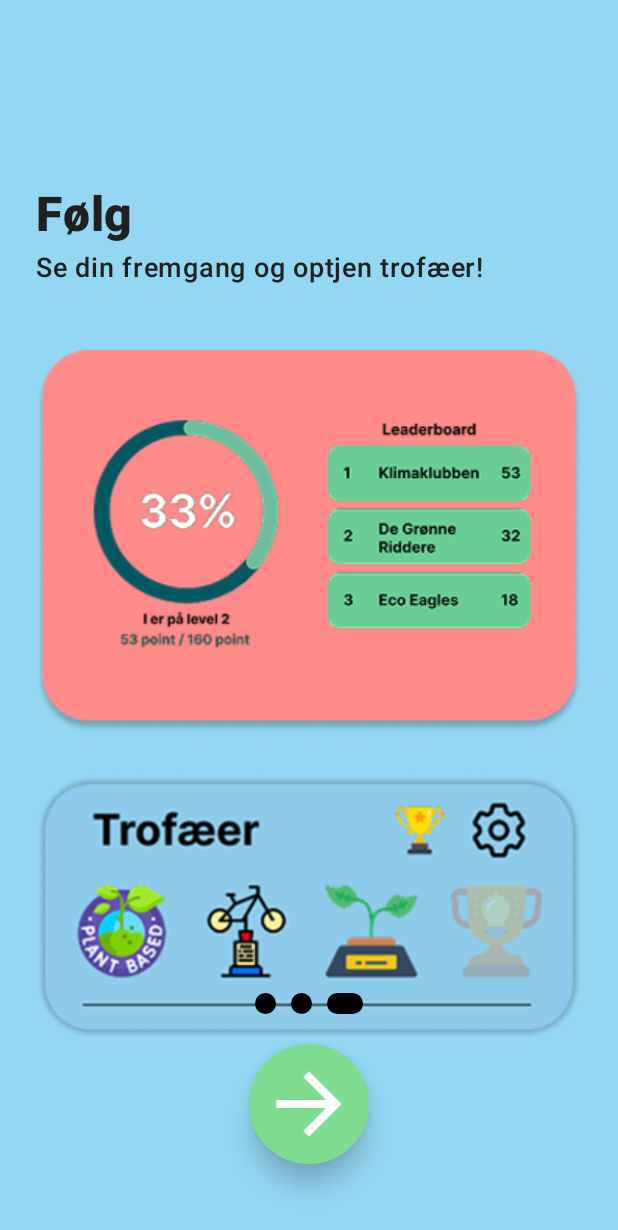
After one commit to njgroenbech/Klimaapplikation, an Android app built with Jetpack Compose: the composable IntroScreen3Content shown on its own in the app's theme, on a phone screen of 412 x 824 dp. The commit adds this screen. Shown: the top 1230 px of the screen. Run offline under Robolectric (Android 15) with nearby library versions, the phone set to English and light mode, and no system bars.

Commit message:
Intro screen 3 done with correct architecture

```diff
--- /dev/null
+++ b/app/src/main/java/com/example/klimaaktion/view/introscreen3/IntroScreen3Content.kt
@@ -0,0 +1,68 @@
+package com.example.klimaaktion.view.introscreen3.components
+
+import androidx.compose.foundation.background
+import androidx.compose.foundation.layout.*
+import androidx.compose.material3.Text
+import androidx.compose.runtime.Composable
+import androidx.compose.ui.Alignment
+import androidx.compose.ui.Modifier
+import androidx.compose.ui.graphics.Color
+import androidx.compose.ui.text.font.FontWeight
+import androidx.compose.ui.unit.dp
+import androidx.compose.ui.unit.sp
+import androidx.navigation.NavController
+
+// Skrevet af Jacob
+@Composable
+fun IntroScreen3Content(navController: NavController) {
+    Box(
+        modifier = Modifier
+            .fillMaxSize()
+            .background(Color(0xFF94D7F2))
+            .padding(24.dp)
+    ) {
+        Column(
+            modifier = Modifier
+                .fillMaxWidth()
+                .align(Alignment.TopCenter),
+            horizontalAlignment = Alignment.Start
+        ) {
+            Spacer(modifier = Modifier.height(100.dp))
+
+            Text(
+                text = "Følg",
+                fontSize = 32.sp,
+                fontWeight = FontWeight.ExtraBold,
+                color = Color(0xFF202020)
+            )
+
+            Spacer(modifier = Modifier.height(4.dp))
+
+            Text(
+                text = "Se din fremgang og optjen trofæer!",
+                fontSize = 18.sp,
+                fontWeight = FontWeight.Medium,
+                color = Color(0xFF202020)
+            )
+
+            Spacer(modifier = Modifier.height(40.dp))
+
+            ProgressCard()
+
+            Spacer(modifier = Modifier.height(24.dp))
+
+            TrophyCard()
+        }
+
+        Column(
+            horizontalAlignment = Alignment.CenterHorizontally,
+            modifier = Modifier
+                .align(Alignment.BottomCenter)
+                .padding(bottom = 24.dp)
+        ) {
+            PageIndicator(currentPage = 2)
+            Spacer(modifier = Modifier.height(20.dp))
+            ForwardButton()
+        }
+    }
+}
--- /dev/null
+++ b/app/src/main/java/com/example/klimaaktion/view/introscreen3/components/ForwardButton.kt
@@ -0,0 +1,37 @@
+package com.example.klimaaktion.view.introscreen3.components
+
+import androidx.compose.foundation.background
+import androidx.compose.foundation.layout.*
+import androidx.compose.foundation.shape.CircleShape
+import androidx.compose.material.icons.Icons
+import androidx.compose.material.icons.automirrored.filled.ArrowForward
+import androidx.compose.material3.Icon
+import androidx.compose.runtime.Composable
+import androidx.compose.ui.Alignment
+import androidx.compose.ui.Modifier
+import androidx.compose.ui.draw.clip
+import androidx.compose.ui.draw.shadow
+import androidx.compose.ui.graphics.Color
+import androidx.compose.ui.unit.dp
+
+
+@Composable
+fun ForwardButton(
+    modifier: Modifier = Modifier
+) {
+    Box(
+        modifier = modifier
+            .size(80.dp)
+            .shadow(10.dp, CircleShape, clip = false)
+            .clip(CircleShape)
+            .background(Color(0xFF7EDC91)),
+        contentAlignment = Alignment.Center
+    ) {
+        Icon(
+            imageVector = Icons.AutoMirrored.Filled.ArrowForward,
+            contentDescription = "Videre",
+            tint = Color.White,
+            modifier = Modifier.size(65.dp)
+        )
+    }
+}
--- /dev/null
+++ b/app/src/main/java/com/example/klimaaktion/view/introscreen3/components/PageIndicator.kt
@@ -0,0 +1,31 @@
+package com.example.klimaaktion.view.introscreen3.components
+
+import androidx.compose.foundation.background
+import androidx.compose.foundation.layout.*
+import androidx.compose.foundation.shape.RoundedCornerShape
+import androidx.compose.runtime.Composable
+import androidx.compose.ui.Alignment
+import androidx.compose.ui.Modifier
+import androidx.compose.ui.draw.clip
+import androidx.compose.ui.graphics.Color
+import androidx.compose.ui.unit.dp
+
+@Composable
+fun PageIndicator(currentPage: Int = 0, totalPages: Int = 3) {
+    Row(
+        horizontalArrangement = Arrangement.Center,
+        verticalAlignment = Alignment.CenterVertically
+    ) {
+        repeat(totalPages) { index ->
+            val isSelected = index == currentPage
+            Box(
+                modifier = Modifier
+                    .width(if (isSelected) 24.dp else 14.dp)
+                    .height(14.dp)
+                    .clip(RoundedCornerShape(7.dp))
+                    .background(Color.Black)
+            )
+            if (index != totalPages - 1) Spacer(modifier = Modifier.width(10.dp))
+        }
+    }
+}
--- /dev/null
+++ b/app/src/main/java/com/example/klimaaktion/view/introscreen3/components/ProgressCard.kt
@@ -0,0 +1,20 @@
+package com.example.klimaaktion.view.introscreen3.components
+
+import androidx.compose.foundation.Image
+import androidx.compose.foundation.layout.*
+import androidx.compose.runtime.Composable
+import androidx.compose.ui.Modifier
+import androidx.compose.ui.res.painterResource
+import androidx.compose.ui.unit.dp
+import com.example.klimaaktion.R
+
+@Composable
+fun ProgressCard(modifier: Modifier = Modifier) {
+    Image(
+        painter = painterResource(id = R.drawable.intro_card),
+        contentDescription = "Progress box",
+        modifier = modifier
+            .fillMaxWidth()
+            .height(260.dp)
+    )
+}
--- /dev/null
+++ b/app/src/main/java/com/example/klimaaktion/view/introscreen3/components/TrophyCard.kt
@@ -0,0 +1,20 @@
+package com.example.klimaaktion.view.introscreen3.components
+
+import androidx.compose.foundation.Image
+import androidx.compose.foundation.layout.*
+import androidx.compose.runtime.Composable
+import androidx.compose.ui.Modifier
+import androidx.compose.ui.res.painterResource
+import androidx.compose.ui.unit.dp
+import com.example.klimaaktion.R
+
+@Composable
+fun TrophyCard(modifier: Modifier = Modifier) {
+    Image(
+        painter = painterResource(id = R.drawable.trophy),
+        contentDescription = "Trophies box",
+        modifier = modifier
+            .fillMaxWidth()
+            .height(180.dp)
+    )
+}
```
Also changed, not shown: app/src/main/java/com/example/klimaaktion/view/introscreen3/BottomSection3.kt (deleted, +0 -64 lines), app/src/main/java/com/example/klimaaktion/view/introscreen3/IntroScreen3.kt (+3 -72 lines).
